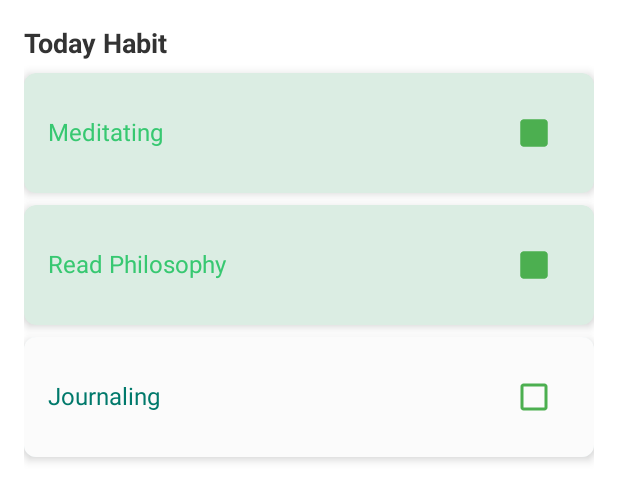
After one commit to ffiankas/HabituaryApps_PAM_C_Kelompok_13, an Android app: the layout fragment_today_habit.xml on its own in the app's theme, with its tools: preview values and no code run, on a phone screen of 412 x 824 dp. The commit adds this screen. Shown: the top 501 px of the screen. Run offline under Robolectric (Android 15) with nearby library versions, the phone set to English and light mode, and no system bars.

Commit message:
update-fragments-home

```diff
--- a/app/src/main/java/ffs/mobile/habituaryapps/MainActivity.java
+++ b/app/src/main/java/ffs/mobile/habituaryapps/MainActivity.java
@@ -52,5 +52,11 @@ public class MainActivity extends AppCompatActivity {
                 Toast.makeText(MainActivity.this, "Error: " + t.getMessage(), Toast.LENGTH_SHORT).show();
             }
         });
+//penambahan fragment_trasanction (rachel)
+        FragmentTransaction transaction = getSupportFragmentManager().beginTransaction();
+        transaction.replace(R.id.fragment_container_progress_bar, new ProgressBarFragment());
+        transaction.replace(R.id.fragment_container_today_habit, new TodayHabitFragment());
+        transaction.replace(R.id.fragment_container_your_goals, new YourGoalsFragment());
+        transaction.commit();
     }
 }
--- /dev/null
+++ b/app/src/main/res/layout/fragment_today_habit.xml
@@ -0,0 +1,115 @@
+<LinearLayout
+    xmlns:android="http://schemas.android.com/apk/res/android"
+    xmlns:app="http://schemas.android.com/apk/res-auto"
+    android:layout_width="match_parent"
+    android:layout_height="match_parent"
+    android:orientation="vertical"
+    android:background="#FFFFFF"
+    android:padding="16dp">
+
+    <TextView
+        android:layout_width="wrap_content"
+        android:layout_height="wrap_content"
+        android:text="Today Habit"
+        android:textColor="#333333"
+        android:textSize="18sp"
+        android:textStyle="bold" />
+
+    <!-- Example of Habit Card -->
+    <androidx.cardview.widget.CardView
+        android:layout_width="match_parent"
+        android:layout_height="wrap_content"
+        android:layout_marginTop="8dp"
+        app:cardCornerRadius="8dp"
+        app:cardElevation="4dp"
+        app:cardBackgroundColor="#DBEDE3">
+
+        <LinearLayout
+            android:layout_width="match_parent"
+            android:layout_height="wrap_content"
+            android:padding="16dp"
+            android:orientation="horizontal">
+
+            <TextView
+                android:layout_width="0dp"
+                android:layout_height="wrap_content"
+                android:layout_weight="1"
+                android:text="Meditating"
+                android:textColor="#37C871"
+                android:textSize="16sp" />
+
+            <CheckBox
+                android:id="@+id/habit_checkbox"
+                android:layout_width="wrap_content"
+                android:layout_height="wrap_content"
+                android:buttonTint="#4CAF50"
+                android:checked="true" />
+
+        </LinearLayout>
+    </androidx.cardview.widget.CardView>
+
+    <androidx.cardview.widget.CardView
+        android:layout_width="match_parent"
+        android:layout_height="wrap_content"
+        android:layout_marginTop="8dp"
+        app:cardCornerRadius="8dp"
+        app:cardElevation="4dp"
+        app:cardBackgroundColor="#FFDBEDE3">
+
+        <LinearLayout
+            android:layout_width="match_parent"
+            android:layout_height="wrap_content"
+            android:padding="16dp"
+            android:orientation="horizontal">
+
+            <TextView
+                android:layout_width="0dp"
+                android:layout_height="wrap_content"
+                android:layout_weight="1"
+                android:text="Read Philosophy"
+                android:textColor="#37C871"
+                android:textSize="16sp" />
+
+            <CheckBox
+                android:id="@+id/habit_checkbox_meditatiing"
+                android:layout_width="wrap_content"
+                android:layout_height="wrap_content"
+                android:buttonTint="#4CAF50"
+                android:checked="true" />
+
+        </LinearLayout>
+    </androidx.cardview.widget.CardView>
+    <androidx.cardview.widget.CardView
+        android:layout_width="match_parent"
+        android:layout_height="wrap_content"
+        android:layout_marginTop="8dp"
+        app:cardCornerRadius="8dp"
+        app:cardElevation="4dp"
+        app:cardBackgroundColor="#E0F7FA">
+
+        <LinearLayout
+            android:layout_width="match_parent"
+            android:layout_height="wrap_content"
+            android:padding="16dp"
+            android:orientation="horizontal"
+            android:background="#FBFBFB">
+
+
+            <TextView
+                android:layout_width="0dp"
+                android:layout_height="wrap_content"
+                android:layout_weight="1"
+                android:text="Journaling"
+                android:textColor="#00796B"
+                android:textSize="16sp" />
+
+            <CheckBox
+                android:id="@+id/habit_checkbox_journaling"
+                android:layout_width="wrap_content"
+                android:layout_height="wrap_content"
+                android:buttonTint="#4CAF50"
+                android:checked="false" />
+
+        </LinearLayout>
+    </androidx.cardview.widget.CardView>
+</LinearLayout>
```
Also changed, not shown: app/src/main/java/ffs/mobile/habituaryapps/fragments/ProgressBarFragment.java (added, +23 -0 lines), app/src/main/java/ffs/mobile/habituaryapps/fragments/TodayHabitFragment.java (added, +34 -0 lines), app/src/main/java/ffs/mobile/habituaryapps/fragments/YourGoalsFragment.java (added, +23 -0 lines), app/src/main/res/layout/activity_main.xml (+20 -2 lines), app/src/main/res/layout/fragment_progress_bar.xml (added, +106 -0 lines), app/src/main/res/layout/fragment_your_goals.xml (added, +169 -0 lines).
